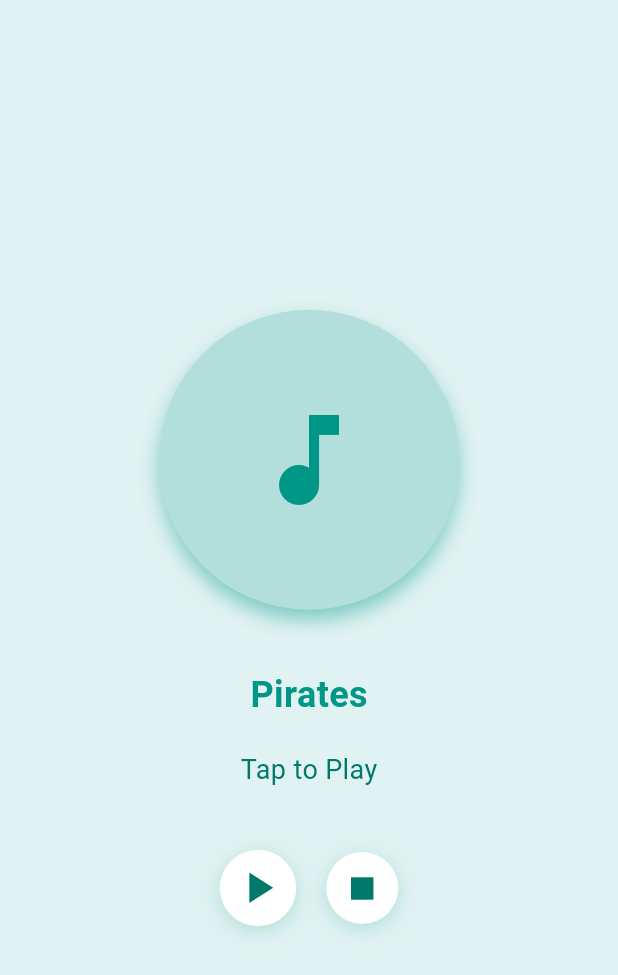
After one commit to ShashwatXD/bloccin, a Flutter app: the MusicScreen screen opened directly, on a phone screen of 412 x 824 dp. The commit adds this screen. Shown: the top 975 px of the screen. Run offline on Flutter 3.47's test engine with Material 3 defaults, Android fonts, the phone set to English and light mode, and no system bars; our stand-ins replace audioplayers, flutter_bloc.

Commit message:
added music screen with bloc

```diff
--- /dev/null
+++ b/lib/bloc/music_bloc.dart
@@ -0,0 +1,37 @@
+import 'package:audioplayers/audioplayers.dart';
+import 'package:flutter_bloc/flutter_bloc.dart';
+
+abstract class MusicEvent {}
+
+class PlayMusic extends MusicEvent {}
+class PauseMusic extends MusicEvent {}
+class StopMusic extends MusicEvent {}
+
+abstract class MusicState {}
+
+class MusicInitial extends MusicState {}
+class MusicPlaying extends MusicState {}
+class MusicPaused extends MusicState {}
+class MusicStopped extends MusicState {}
+
+class MusicBloc extends Bloc<MusicEvent, MusicState> {
+  final AudioPlayer _audioPlayer = AudioPlayer();
+
+  MusicBloc() : super(MusicInitial()) {
+    on<PlayMusic>((event, emit) async {
+      await _audioPlayer.play(AssetSource('music/poc.mp3'));
+      emit(MusicPlaying());
+    });
+
+    on<PauseMusic>((event, emit) async {
+      await _audioPlayer.pause();
+      emit(MusicPaused());
+    });
+
+    on<StopMusic>((event, emit) async {
+      await _audioPlayer.stop();
+      emit(MusicStopped());
+    });
+  }
+
+}
--- /dev/null
+++ b/lib/screens/musicscreen.dart
@@ -0,0 +1,151 @@
+import 'package:blocbase/bloc/music_bloc.dart';
+import 'package:flutter/material.dart';
+import 'package:flutter_bloc/flutter_bloc.dart';
+
+class MusicScreen extends StatelessWidget {
+  const MusicScreen({Key? key}) : super(key: key);
+
+  @override
+  Widget build(BuildContext context) {
+    return BlocProvider(
+      create: (context) => MusicBloc(),
+      child: Scaffold(
+
+        backgroundColor: Colors.teal.shade50,
+        body: Center(
+          child: BlocBuilder<MusicBloc, MusicState>(
+            builder: (context, state) {
+              return Column(
+                mainAxisAlignment: MainAxisAlignment.center,
+                children: [
+                  Container(
+                    width: 200,
+                    height: 200,
+                    decoration: BoxDecoration(
+                      color: Colors.teal.shade100,
+                      borderRadius: BorderRadius.circular(100),
+                      boxShadow: [
+                        BoxShadow(
+                          color: Colors.teal.shade200,
+                          blurRadius: 10,
+                          offset: const Offset(0, 7),
+                        ),
+                      ],
+                    ),
+                    child: const Center(
+                      child: Icon(
+                        Icons.music_note,
+                        size: 80,
+                        color: Colors.teal,
+                      ),
+                    ),
+                  ),
+
+                  const SizedBox(height: 40),
+
+                  const Text(
+                    'Pirates',
+                    style: TextStyle(
+                      fontSize: 24,
+                      fontWeight: FontWeight.bold,
+                      color: Colors.teal,
+                    ),
+                  ),
+
+                  const SizedBox(height: 20),
+
+                  Text(
+                    _getStatusText(state),
+                    style: TextStyle(
+                      fontSize: 18,
+                      color: Colors.teal.shade700,
+                    ),
+                  ),
+
+                  const SizedBox(height: 40),
+
+                  Row(
+                    mainAxisAlignment: MainAxisAlignment.center,
+                    children: [
+                      _buildControlButton(
+                        context,
+                        _getPlayPauseIcon(state),
+                        () => _handlePlayPause(context, state),
+                        isLarge: true,
+                      ),
+                      const SizedBox(width: 20),
+                      _buildControlButton(
+                        context,
+                        Icons.stop,
+                        () => context.read<MusicBloc>().add(StopMusic()),
+                      ),
+                    ],
+                  ),
+                ],
+              );
+            },
+          ),
+        ),
+      ),
+    );
+  }
+
+  String _getStatusText(MusicState state) {
+    if (state is MusicPlaying) {
+      return 'Playing';
+    } else if (state is MusicPaused) {
+      return 'Paused';
+    } else if (state is MusicStopped) {
+      return 'Stopped';
+    } else {
+      return 'Tap to Play';
+    }
+  }
+
+  IconData _getPlayPauseIcon(MusicState state) {
+    if (state is MusicPlaying) {
+      return Icons.pause;
+    } else {
+      return Icons.play_arrow;
+    }
+  }
+
+  void _handlePlayPause(BuildContext context, MusicState state) {
+    if (state is MusicPlaying) {
+      context.read<MusicBloc>().add(PauseMusic());
+    } else {
+      context.read<MusicBloc>().add(PlayMusic());
+    }
+  }
+
+  Widget _buildControlButton(
+    BuildContext context,
+    IconData icon,
+    VoidCallback onPressed, {
+    bool isLarge = false,
+  })
+   {
+    return Container(
+
+      decoration: BoxDecoration(
+        color: Colors.white,
+        borderRadius: BorderRadius.circular(isLarge ? 35 : 30),
+        boxShadow: [
+          BoxShadow(
+            color: Colors.teal.shade200.withOpacity(0.5),
+            blurRadius: 10,
+            offset: const Offset(0, 3),
+          ),
+        ],
+      ),
+      child: IconButton(
+        icon: Icon(
+          icon,
+          size: isLarge ? 35 : 30,
+          color: Colors.teal.shade700,
+        ),
+        onPressed: onPressed,
+      ),
+    );
+  }
+}
--- a/lib/widget/mainlayout.dart
+++ b/lib/widget/mainlayout.dart
@@ -1,5 +1,6 @@
 import 'package:blocbase/bloc/navigation_cubit.dart';
 import 'package:blocbase/screens/form_screen.dart';
+import 'package:blocbase/screens/musicscreen.dart';
 import 'package:blocbase/screens/productscreen.dart';
 import 'package:blocbase/screens/welcomescreen.dart';
 import 'package:flutter/material.dart';
@@ -18,15 +19,16 @@ class MainLayout extends StatelessWidget {
 
     return Scaffold(
       appBar: AppBar(
+        backgroundColor:Color.fromARGB(255, 53, 160, 156),
         title: BlocBuilder<NavigationCubit, int>(
           builder: (context, state) {
             return Text(pageTitles[state] ?? "BlocBase");
           },
         ),
-        backgroundColor: const Color.fromARGB(255, 118, 150, 164),
         foregroundColor: Colors.white,
       ),
       drawer: Drawer(
+        backgroundColor: Color.fromARGB(255, 242, 254, 253),
         child: ListView(
           children: [
             const DrawerHeader(
@@ -69,7 +71,7 @@ class MainLayout extends StatelessWidget {
             case 1:
               return   FormPage();
             case 2:
-              return const Center(child: Text("Music Screen"));
+              return  MusicScreen();
             default:
               return const WelcomeScreen();
           }
```
Also changed, not shown: lib/screens/form_screen.dart (+6 -5 lines), lib/screens/productscreen.dart (+57 -20 lines), pubspec.yaml (+5 -10 lines), pubspec.lock, 7 other files.
